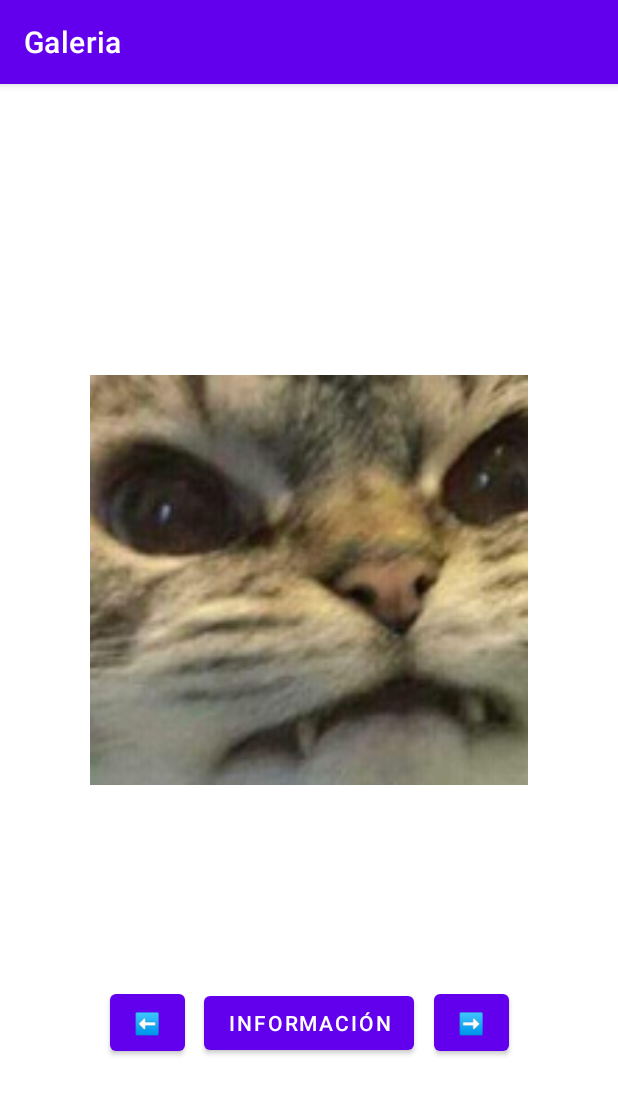
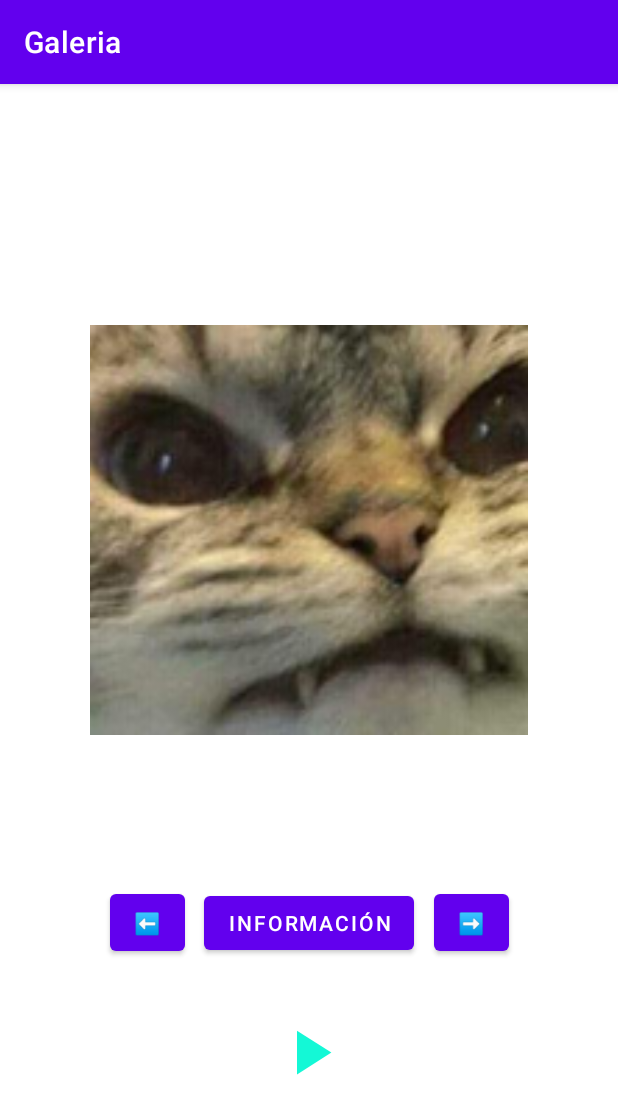
Before and after one commit to proberto666/Activities-P01, an Android app: the screen it shows after launch (MainActivity), on a phone screen of 412 x 824 dp. Shown: the top 1114 px of the screen. Run offline under Robolectric (Android 15) with nearby library versions, the phone set to English and light mode, and no system bars; 1 statement that could not run was skipped.

Commit message:
Habilitado reproducción sonidos favoritos y shared pref.

```diff
--- a/app/src/main/java/com/example/galeria/GaleriaFragment.kt
+++ b/app/src/main/java/com/example/galeria/GaleriaFragment.kt
@@ -1,5 +1,6 @@
 package com.example.galeria
 
+import android.media.MediaPlayer
 import android.os.Bundle
 import android.view.LayoutInflater
 import android.view.View
@@ -18,14 +19,11 @@ class GaleriaFragment : Fragment() {
     private lateinit var btnInformacion: Button
     private lateinit var imgViewer: ImageView
     private lateinit var imgSound : ImageView
-    private lateinit var imgFav : ImageView
 
     override fun onCreate(savedInstanceState: Bundle?) {
         super.onCreate(savedInstanceState)
         detalles = requireArguments().getParcelableArray("lista") as Array<Detalles>
     }
-
-
 
     override fun onCreateView(
         inflater: LayoutInflater, container: ViewGroup?,
@@ -40,8 +38,6 @@ class GaleriaFragment : Fragment() {
         btnInformacion= view.findViewById(R.id.btnInfo)
         imgViewer = view.findViewById(R.id.imgView)
         imgSound=view.findViewById(R.id.imgSonido)
-        imgFav=view.findViewById(R.id.imgFavorito)
-
 
         imgViewer.setImageResource(detalles[i].src!!.imagen)
 
@@ -65,8 +61,17 @@ class GaleriaFragment : Fragment() {
             )
         }
 
+        imgSound.setOnClickListener{
+            detalles.forEach {
+                if(it.favSound){
+                    MediaPlayer.create(activity,it.src!!.sound).start()
+                }
+            }
+        }
+
        return view
     }
+
 
 
     private fun ImagenAnterior(i:Int):Int{
--- a/app/src/main/java/com/example/galeria/MainActivity.kt
+++ b/app/src/main/java/com/example/galeria/MainActivity.kt
@@ -59,5 +59,4 @@ class MainActivity : AppCompatActivity() {
                 Detalles.listaImagenes
             }
         }?:Detalles.listaImagenes
-
 }
--- a/app/src/main/res/layout/fragment_galeria.xml
+++ b/app/src/main/res/layout/fragment_galeria.xml
@@ -17,7 +17,7 @@
             app:layout_constraintStart_toStartOf="parent"
             app:layout_constraintTop_toTopOf="parent"
             android:layout_width="match_parent"
-            android:layout_height="425dp"
+            android:layout_height="400dp"
             android:src="@drawable/gatocam" />
 
         <Button
@@ -28,7 +28,7 @@
             app:layout_constraintStart_toStartOf="parent"
             app:layout_constraintEnd_toStartOf="@id/btnInfo"
             app:layout_constraintTop_toBottomOf="@id/imgView"
-            app:layout_constraintBottom_toBottomOf="parent"/>
+            app:layout_constraintBottom_toTopOf="@id/imgSonido"/>
         <Button
             android:id="@+id/btnSiguiente"
             android:text="@string/btn_siguiente"
@@ -37,37 +37,27 @@
             app:layout_constraintStart_toEndOf="@id/btnInfo"
             app:layout_constraintEnd_toEndOf="parent"
             app:layout_constraintTop_toBottomOf="@id/imgView"
-            app:layout_constraintBottom_toBottomOf="parent"/>
+            app:layout_constraintBottom_toTopOf="@id/imgSonido"/>
         <Button
             android:id="@+id/btnInfo"
             android:text="@string/btn_info"
             android:layout_width="wrap_content"
             android:layout_height="wrap_content"
-            app:layout_constraintBottom_toBottomOf="parent"
+            app:layout_constraintBottom_toTopOf="@id/imgSonido"
             app:layout_constraintStart_toStartOf="@id/imgView"
             app:layout_constraintEnd_toEndOf="@id/imgView"
             app:layout_constraintTop_toBottomOf="@id/imgView"/>
-        <ImageView
-            android:id="@+id/imgFavorito"
-            app:layout_constraintBottom_toBottomOf="parent"
-            app:layout_constraintEnd_toStartOf="@id/imgSonido"
-            app:layout_constraintStart_toStartOf="parent"
-            app:layout_constraintTop_toBottomOf="@id/btnInfo"
-            android:layout_width="50dp"
-            android:layout_height="50dp"
-            android:src="@drawable/ic_baseline_star_24"
-            android:visibility="invisible"/>
 
         <ImageView
             android:id="@+id/imgSonido"
             app:layout_constraintBottom_toBottomOf="parent"
             app:layout_constraintEnd_toEndOf="parent"
-            app:layout_constraintStart_toEndOf="@id/imgFavorito"
+            app:layout_constraintStart_toStartOf="parent"
             app:layout_constraintTop_toBottomOf="@id/btnInfo"
             android:layout_width="50dp"
             android:layout_height="50dp"
             android:src="@drawable/ic_baseline_play_arrow_24"
-            android:visibility="gone"/>
+            android:visibility="visible"/>
 
 
     </androidx.constraintlayout.widget.ConstraintLayout>
```
Also changed, not shown: app/src/main/java/com/example/galeria/ImagenActivity.kt (deleted, +0 -23 lines), app/src/main/java/com/example/galeria/InformacionActivity.kt (deleted, +0 -48 lines), app/src/main/res/layout/activity_imagen.xml (deleted, +0 -18 lines), app/src/main/res/layout/activity_informacion.xml (deleted, +0 -43 lines).
